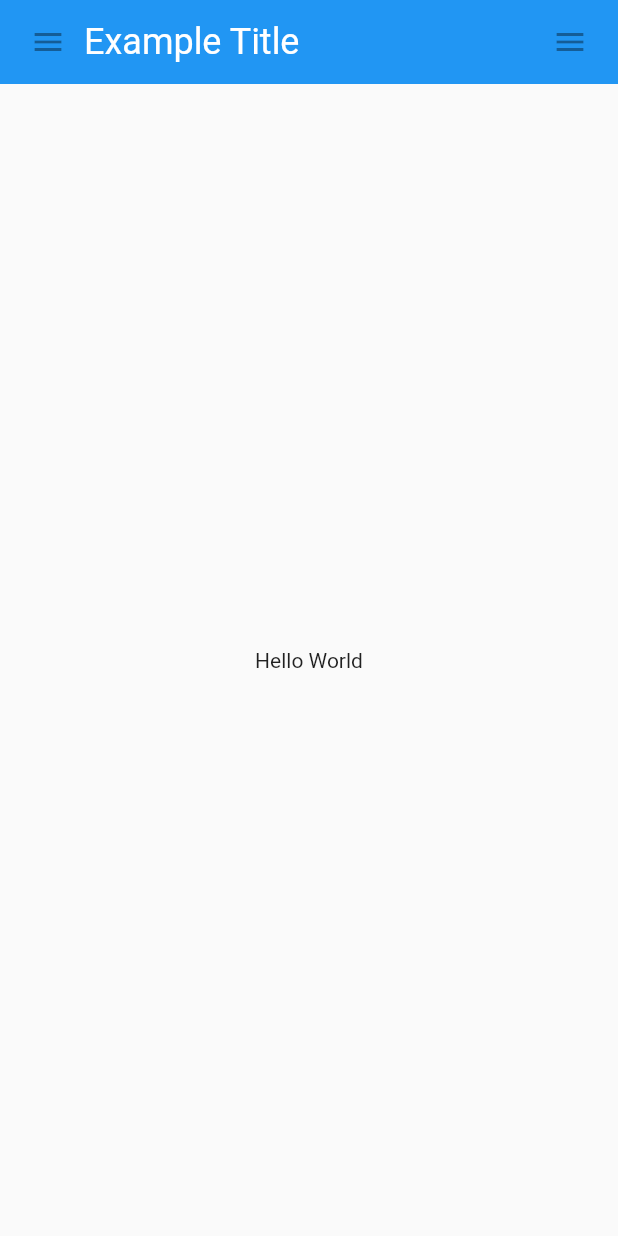
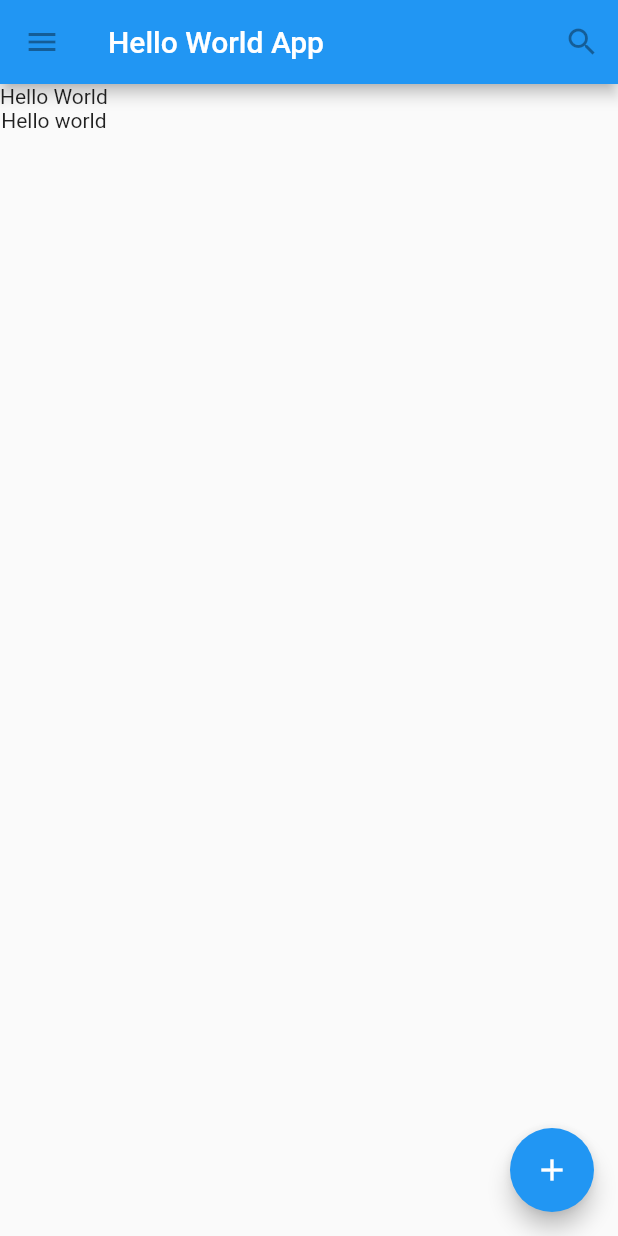
Before and after one commit to ewuharun/Flutter-Tutorial, a Flutter app: the screen it shows after launch, on a phone screen of 412 x 824 dp. Run offline on Flutter 3.47's test engine with Material 2 defaults, Android fonts, the phone set to English and light mode, and no system bars.

Commit message:
Hello World_1

```diff
--- a/lib/main.dart
+++ b/lib/main.dart
@@ -3,74 +3,48 @@ import 'package:flutter/material.dart';
 void main(){
   runApp(
     MaterialApp(
-      title: "Flutter Tutorial",
-      home: SafeArea(
-        child: MyScaffold(),
-      ),
+      title: 'Hello World',
+      home: HelloWorld(),
     )
   );
 }
 
-class MyScaffold extends StatelessWidget{
+class HelloWorld extends StatelessWidget{
   @override
   Widget build(BuildContext context) {
-    //Material is a conceptual piece of paper
-    //on which the UI appears
-    return Material(
-      //Column is a vertical Linear Layout
-      child: Column(
-        children: <Widget>[
-          MyAppBar(
-            title: Text(
-                "Example Title",
-              style: Theme.of(context).primaryTextTheme.headline,
-            ),
-          ),
-          Expanded(
-            child: Center(
-              child: Text('Hello World'),
-            ),
-          )
-        ],
-      ),
-    );
-  }
-
-}
-
-class MyAppBar extends StatelessWidget {
-  final Widget title;
-
-  const MyAppBar({Key key, this.title}) : super(key: key);
-
-
-  @override
-  Widget build(BuildContext context) {
-    // TODO: implement build
-    return Container(
-      height: 56.0,//in logical pixels
-      padding: const EdgeInsets.symmetric(horizontal: 8.0),
-      decoration: BoxDecoration(
-        color: Colors.blue[500],
-      ),
-      //Row is a horizontal linear layout
-      child: Row(
-        children: <Widget>[
+    return Scaffold(
+      appBar: AppBar(
+        leading: IconButton(
+          icon: Icon(Icons.menu),
+          tooltip: 'Navigation Menu',
+          onPressed: null,
+        ),
+        title: Text('Hello World App'),
+        actions: <Widget>[
           IconButton(
-            icon: Icon(Icons.menu),
-            tooltip: 'Navigation Menu',
-            onPressed: null,
-          ),
-          Expanded(
-            child: title,
-          ),
-          IconButton(
-            icon: Icon(Icons.menu),
+            icon: Icon(Icons.search),
             tooltip: 'Search',
             onPressed: null,
           )
         ],
       ),
+      body: Container(
+        child: Column(
+          children: <Widget>[
+            Text(
+              'Hello World'
+            ),
+            Text(
+              'Hello world'
+            )
+          ],
+        ),
+      ),
+      floatingActionButton: FloatingActionButton(
+        tooltip: 'Add',
+        child: Icon(Icons.add),
+        onPressed: null,
+      ),
     );
   }
 }
```
